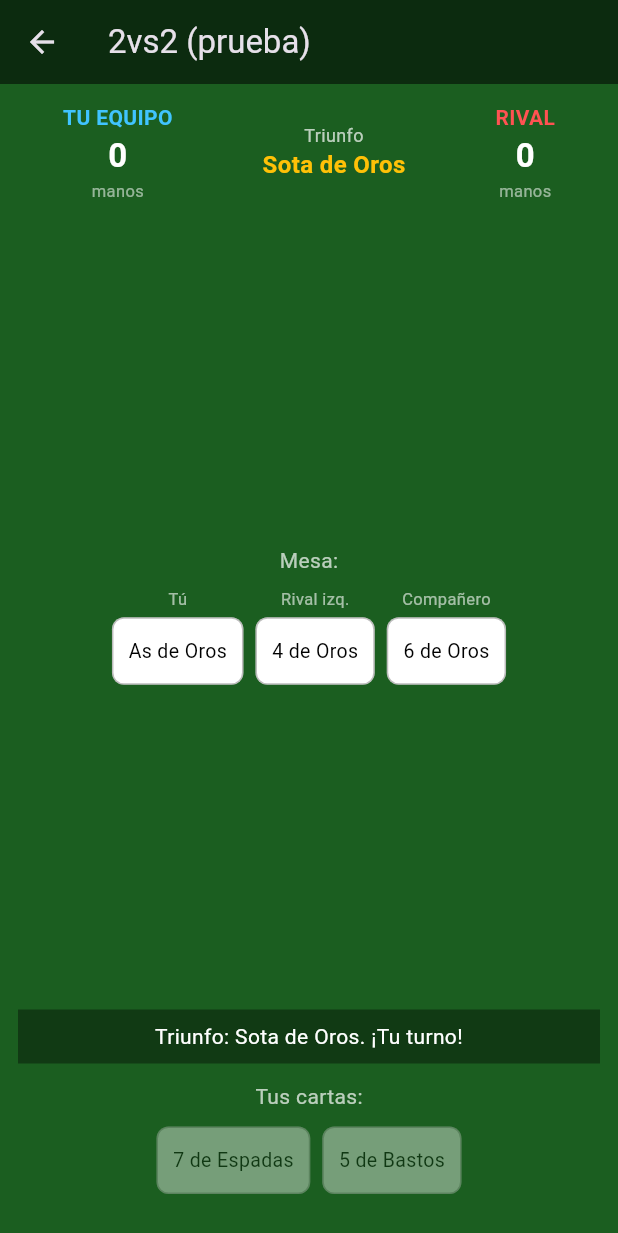
After one commit to ezequiel84mm-create/envite-canario, a Flutter app: the Game2v2Screen screen opened directly, item 2 of the bottom bar chosen, on a phone screen of 412 x 824 dp. The commit adds this screen. Shown: the top 1233 px of the screen. Run offline on Flutter 3.47's test engine with Material 3 defaults, Android fonts, the phone set to English and light mode, and no system bars; our stand-ins replace audioplayers.

Commit message:
2vs2 Pieza 6 Etapa A: pantalla funcional de prueba (logica completa jugable)

```diff
--- a/lib/features/home/presentation/screens/home_screen.dart
+++ b/lib/features/home/presentation/screens/home_screen.dart
@@ -5,6 +5,7 @@ import 'package:audioplayers/audioplayers.dart';
 import '../../../game/presentation/screens/game_screen_wrapper.dart';
 import '../../../how_to_play/presentation/screens/how_to_play_screen.dart';
 import '../../../options/presentation/screens/options_screen.dart';
+import '../../../multiplayer/presentation/screens/game_2v2_screen.dart';
 import '../../../../core/settings/app_settings.dart';
 import '../../../../core/settings/music_controller.dart';
 
@@ -117,7 +118,12 @@ class _HomeScreenState extends State<HomeScreen> {
                   const SizedBox(height: 14),
                   _ImageButton(
                     asset: 'assets/ui/boton_multijugador.jpg',
-                    onTap: null,
+                    onTap: () {
+                      Navigator.push(
+                        context,
+                        MaterialPageRoute(builder: (_) => const Game2v2Screen()),
+                      );
+                    },
                   ),
                   const SizedBox(height: 14),
                   _ImageButton(
--- /dev/null
+++ b/lib/features/multiplayer/presentation/screens/game_2v2_screen.dart
@@ -0,0 +1,308 @@
+import 'package:flutter/material.dart';
+import '../../../../core/enums/suit.dart';
+import '../../../game/data/models/card_model.dart';
+import '../../domain/engine/deal_engine_2v2.dart';
+import '../../domain/engine/trick_engine_2v2.dart';
+import '../../domain/ai/ai_player_2v2.dart';
+
+/// Pantalla funcional simple del 2vs2 (Etapa A).
+/// Objetivo: probar que la lógica funciona jugando. Diseño básico.
+///
+/// Asientos: 0 = tú (abajo), 1 = rival izq, 2 = compañero (arriba), 3 = rival der.
+/// Equipo A (tú): asientos 0 y 2. Equipo B (rivales): asientos 1 y 3.
+class Game2v2Screen extends StatefulWidget {
+  const Game2v2Screen({super.key});
+
+  @override
+  State<Game2v2Screen> createState() => _Game2v2ScreenState();
+}
+
+class _Game2v2ScreenState extends State<Game2v2Screen> {
+  late List<List<CardModel>> _manos;
+  late Suit _paloVirado;
+  late CardModel _vira;
+
+  // Cartas jugadas en la baza actual.
+  List<CartaJugada2v2> _baza = [];
+
+  // De quién es el turno (asiento).
+  int _turno = 0;
+
+  // Manos ganadas por cada equipo (0 = tu equipo, 1 = rival).
+  int _manosEquipo0 = 0;
+  int _manosEquipo1 = 0;
+
+  // Mensaje de estado para mostrar qué pasa.
+  String _mensaje = '';
+
+  bool _rondaTerminada = false;
+
+  @override
+  void initState() {
+    super.initState();
+    _repartirNuevaRonda();
+  }
+
+  void _repartirNuevaRonda() {
+    final reparto = DealEngine2v2.repartir();
+    _manos = reparto.manos;
+    _paloVirado = reparto.paloVirado;
+    _vira = reparto.vira;
+    _baza = [];
+    _turno = 0;
+    _manosEquipo0 = 0;
+    _manosEquipo1 = 0;
+    _rondaTerminada = false;
+    _mensaje = 'Triunfo: ${_vira.displayName}. ¡Tu turno!';
+    setState(() {});
+
+    // Si por alguna razón el turno no es tuyo, que jueguen las IAs.
+    _continuarSiTocaIA();
+  }
+
+  // Devuelve las cartas válidas para el jugador de turno.
+  List<CardModel> _validasDe(int asiento) {
+    final paloInicial = _baza.isEmpty ? null : _baza.first.carta.suit;
+    return TrickEngine2v2.cartasValidas(
+      mano: _manos[asiento],
+      paloInicialBaza: paloInicial,
+      paloVirado: _paloVirado,
+    );
+  }
+
+  // El humano (asiento 0) juega una carta.
+  void _jugarCartaHumano(CardModel carta) {
+    if (_turno != 0 || _rondaTerminada) return;
+    final validas = _validasDe(0);
+    if (!validas.contains(carta)) {
+      setState(() => _mensaje = 'Esa carta no es válida ahora.');
+      return;
+    }
+    _jugarCarta(0, carta);
+  }
+
+  void _jugarCarta(int asiento, CardModel carta) {
+    _manos[asiento].remove(carta);
+    _baza.add(CartaJugada2v2(asiento: asiento, carta: carta));
+
+    if (_baza.length == 4) {
+      // Baza completa: resolver.
+      _resolverBaza();
+    } else {
+      // Pasar al siguiente jugador.
+      _turno = (_turno + 1) % 4;
+      setState(() {});
+      _continuarSiTocaIA();
+    }
+  }
+
+  void _continuarSiTocaIA() {
+    // Si el turno es de una IA (asientos 1, 2, 3) y la ronda no terminó,
+    // que juegue tras una pequeña pausa para que se vea.
+    if (_rondaTerminada) return;
+    if (_turno == 0) return;
+    if (_baza.length == 4) return;
+
+    Future.delayed(const Duration(milliseconds: 600), () {
+      if (!mounted || _rondaTerminada) return;
+      final asiento = _turno;
+      final validas = _validasDe(asiento);
+      final carta = AiPlayer2v2.elegirCarta(
+        miAsiento: asiento,
+        validas: validas,
+        bazaActual: _baza,
+        paloVirado: _paloVirado,
+      );
+      _jugarCarta(asiento, carta);
+    });
+  }
+
+  void _resolverBaza() {
+    final ganador = TrickEngine2v2.determinarGanador(
+      jugadas: _baza,
+      paloVirado: _paloVirado,
+    );
+    final equipoGanador = ganador.asiento % 2;
+    if (equipoGanador == 0) {
+      _manosEquipo0++;
+    } else {
+      _manosEquipo1++;
+    }
+
+    final quien = _nombreAsiento(ganador.asiento);
+    _mensaje = '$quien gana la mano con ${ganador.carta.displayName}.';
+
+    // El ganador abre la siguiente baza.
+    _turno = ganador.asiento;
+    _baza = [];
+
+    // ¿Se acabaron las cartas? (3 manos jugadas)
+    final cartasRestantes = _manos.fold<int>(0, (s, m) => s + m.length);
+    if (cartasRestantes == 0) {
+      _rondaTerminada = true;
+      final ganadorRonda = _manosEquipo0 > _manosEquipo1
+          ? 'TU EQUIPO gana la ronda'
+          : 'EQUIPO RIVAL gana la ronda';
+      _mensaje = '$ganadorRonda  ($_manosEquipo0 - $_manosEquipo1)';
+    }
+
+    setState(() {});
+
+    if (!_rondaTerminada) {
+      _continuarSiTocaIA();
+    }
+  }
+
+  String _nombreAsiento(int asiento) {
+    switch (asiento) {
+      case 0:
+        return 'Tú';
+      case 1:
+        return 'Rival izq.';
+      case 2:
+        return 'Compañero';
+      default:
+        return 'Rival der.';
+    }
+  }
+
+  @override
+  Widget build(BuildContext context) {
+    final misCartas = _manos.isNotEmpty ? _manos[0] : <CardModel>[];
+    final validas = _turno == 0 && !_rondaTerminada ? _validasDe(0) : <CardModel>[];
+
+    return Scaffold(
+      backgroundColor: const Color(0xFF1B5E20),
+      appBar: AppBar(
+        title: const Text('2vs2 (prueba)'),
+        backgroundColor: Colors.black54,
+      ),
+      body: SafeArea(
+        child: Padding(
+          padding: const EdgeInsets.all(12),
+          child: Column(
+            children: [
+              // Marcador por equipos
+              Row(
+                mainAxisAlignment: MainAxisAlignment.spaceAround,
+                children: [
+                  _marcador('TU EQUIPO', _manosEquipo0, Colors.lightBlueAccent),
+                  Column(
+                    children: [
+                      const Text('Triunfo',
+                          style: TextStyle(color: Colors.white70, fontSize: 12)),
+                      Text(_vira.displayName,
+                          style: const TextStyle(
+                              color: Colors.amber,
+                              fontWeight: FontWeight.bold,
+                              fontSize: 16)),
+                    ],
+                  ),
+                  _marcador('RIVAL', _manosEquipo1, Colors.redAccent),
+                ],
+              ),
+              const SizedBox(height: 16),
+
+              // Cartas jugadas en la baza actual
+              Expanded(
+                child: Center(
+                  child: Column(
+                    mainAxisAlignment: MainAxisAlignment.center,
+                    children: [
+                      const Text('Mesa:',
+                          style: TextStyle(color: Colors.white70)),
+                      const SizedBox(height: 8),
+                      Wrap(
+                        spacing: 8,
+                        children: _baza
+                            .map((j) => Column(
+                                  children: [
+                                    Text(_nombreAsiento(j.asiento),
+                                        style: const TextStyle(
+                                            color: Colors.white60,
+                                            fontSize: 11)),
+                                    _cartaChip(j.carta),
+                                  ],
+                                ))
+                            .toList(),
+                      ),
+                    ],
+                  ),
+                ),
+              ),
+
+              // Mensaje de estado
+              Container(
+                padding: const EdgeInsets.all(8),
+                width: double.infinity,
+                color: Colors.black38,
+                child: Text(
+                  _mensaje,
+                  textAlign: TextAlign.center,
+                  style: const TextStyle(color: Colors.white, fontSize: 14),
+                ),
+              ),
+              const SizedBox(height: 12),
+
+              // Tus cartas
+              const Text('Tus cartas:',
+                  style: TextStyle(color: Colors.white70)),
+              const SizedBox(height: 6),
+              Wrap(
+                spacing: 8,
+                children: misCartas.map((c) {
+                  final jugable = validas.contains(c);
+                  return GestureDetector(
+                    onTap: jugable ? () => _jugarCartaHumano(c) : null,
+                    child: Opacity(
+                      opacity: jugable ? 1.0 : 0.4,
+                      child: _cartaChip(c),
+                    ),
+                  );
+                }).toList(),
+              ),
+              const SizedBox(height: 12),
+
+              if (_rondaTerminada)
+                ElevatedButton(
+                  onPressed: _repartirNuevaRonda,
+                  child: const Text('Nueva ronda'),
+                ),
+            ],
+          ),
+        ),
+      ),
+    );
+  }
+
+  Widget _marcador(String titulo, int valor, Color color) {
+    return Column(
+      children: [
+        Text(titulo,
+            style: TextStyle(color: color, fontWeight: FontWeight.bold)),
+        Text('$valor',
+            style: const TextStyle(
+                color: Colors.white,
+                fontSize: 22,
+                fontWeight: FontWeight.bold)),
+        const Text('manos', style: TextStyle(color: Colors.white54, fontSize: 11)),
+      ],
+    );
+  }
+
+  Widget _cartaChip(CardModel carta) {
+    return Container(
+      margin: const EdgeInsets.symmetric(vertical: 4),
+      padding: const EdgeInsets.symmetric(horizontal: 10, vertical: 12),
+      decoration: BoxDecoration(
+        color: Colors.white,
+        borderRadius: BorderRadius.circular(8),
+        border: Border.all(color: Colors.black26),
+      ),
+      child: Text(
+        carta.displayName,
+        style: const TextStyle(color: Colors.black, fontSize: 13),
+      ),
+    );
+  }
+}
```
